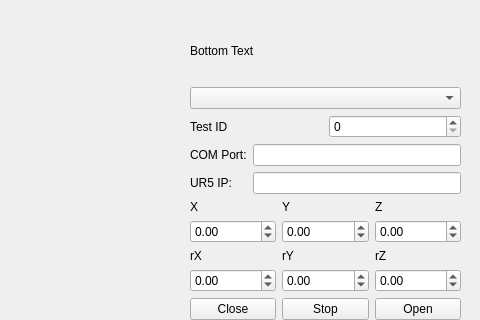
Old version of the form cppCode/src/widget.ui in the repository goodvsme/Robot-SemseterProject2; both pictures show x 480 to 960 and y 0 to 320 of the 960 by 540 pixel window.
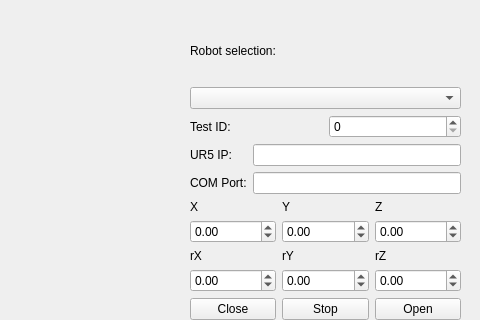
New version of the form.

What changed in the file:
```diff
--- a/cppCode/src/widget.ui
+++ b/cppCode/src/widget.ui
@@ -43,7 +43,7 @@
       <item row="1" column="0">
        <widget class="QLabel" name="label_10">
         <property name="text">
-         <string>Bottom Text</string>
+         <string>Robot selection:</string>
         </property>
        </widget>
       </item>
@@ -54,7 +54,7 @@
       <item>
        <widget class="QLabel" name="label">
         <property name="text">
-         <string>Test ID</string>
+         <string>Test ID:</string>
         </property>
        </widget>
       </item>
@@ -70,14 +70,14 @@
         <item row="1" column="0">
          <widget class="QLabel" name="label_8">
           <property name="text">
-           <string>UR5 IP:</string>
+           <string>COM Port:</string>
           </property>
          </widget>
         </item>
         <item row="0" column="0">
          <widget class="QLabel" name="label_9">
           <property name="text">
-           <string>COM Port:</string>
+           <string>UR5 IP:</string>
           </property>
          </widget>
         </item>
```
